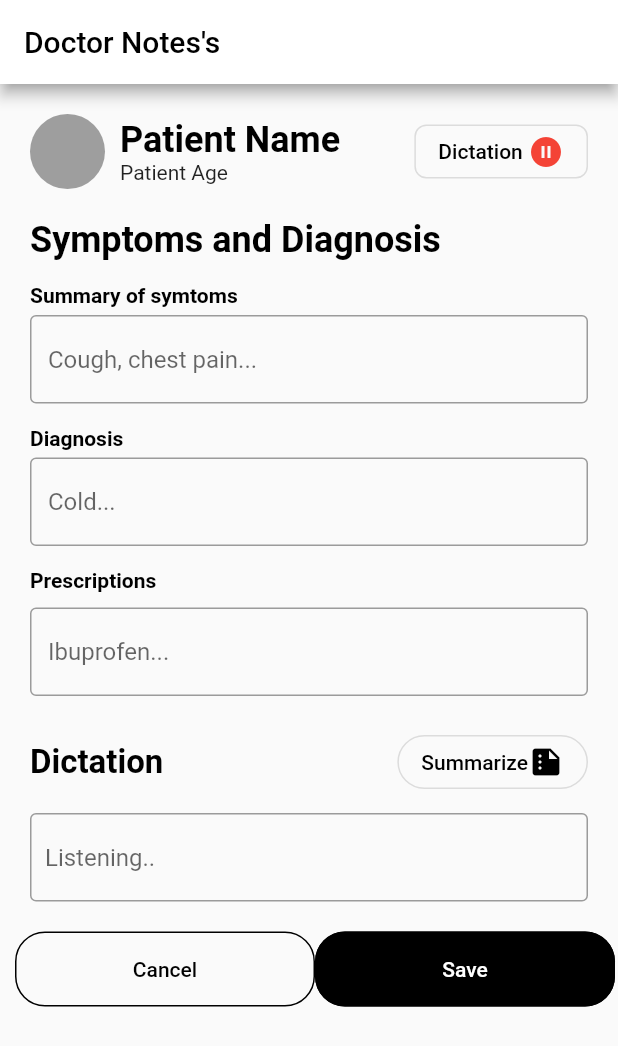
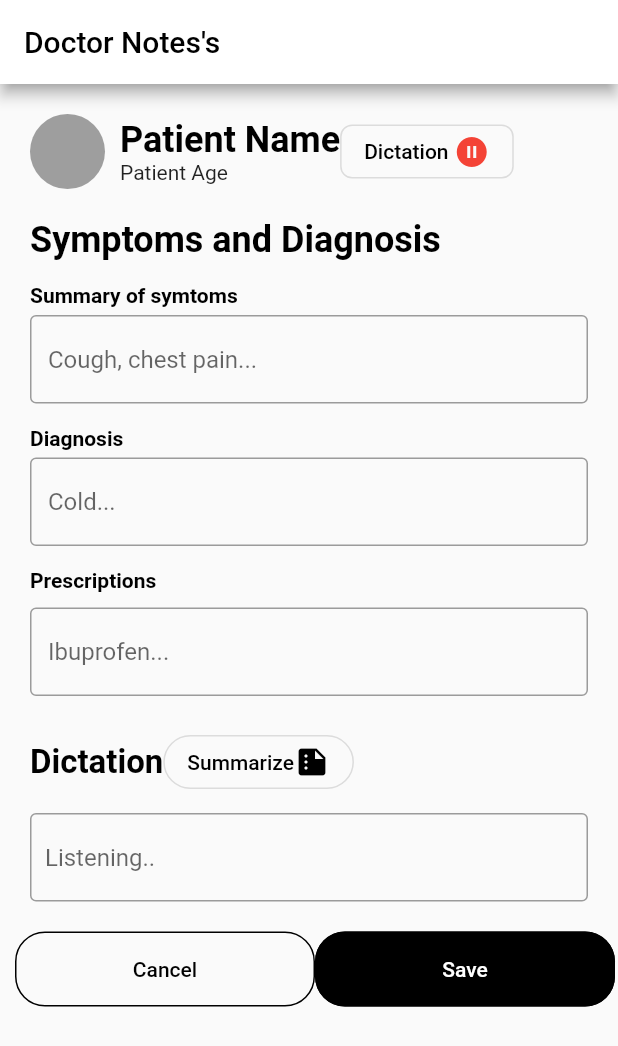
Before and after one commit to hthere21/demo1, a Flutter app: the screen it shows after launch, after a tap on "Dictation", on a phone screen of 412 x 824 dp. Shown: the top 1046 px of the screen. Run offline on Flutter 3.47's test engine with Material 2 defaults, Android fonts, the phone set to English and light mode, and no system bars; our stand-ins replace speech_to_text.

```diff
--- a/lib/main.dart
+++ b/lib/main.dart
@@ -104,8 +104,7 @@ class _MyHomePageState extends State<MyHomePage> {
                       Text("Patient Age"),
                     ],
                   ),
-                  Expanded(
-                    child: Align(
+                  Align(
                     alignment: Alignment.centerRight,
                     child: OutlinedButton(
                       onPressed: () {
@@ -153,7 +152,6 @@ class _MyHomePageState extends State<MyHomePage> {
                         ],
                       ),
                     ),
-                    ),
                   )
                 ],
               ),
@@ -186,13 +184,11 @@ class _MyHomePageState extends State<MyHomePage> {
                   ),
                   Padding(
                     padding: EdgeInsets.symmetric(horizontal: 20, vertical: 5),
-                    child: Expanded(
                     child: TextField(
                       maxLines: null,
                       decoration: InputDecoration(
                         border: OutlineInputBorder(),
                         hintText: 'Cough, chest pain...',
-                        ),
                       ),
                     ),
                   ),
@@ -209,13 +205,11 @@ class _MyHomePageState extends State<MyHomePage> {
                   ),
                   const Padding(
                     padding: EdgeInsets.symmetric(horizontal: 20, vertical: 5),
-                    child: Expanded(
                     child: TextField(
                       maxLines: null,
                       decoration: InputDecoration(
                         border: OutlineInputBorder(),
                         hintText: 'Cold...',
-                        ),
                       ),
                     ),
                   ),
@@ -232,13 +226,11 @@ class _MyHomePageState extends State<MyHomePage> {
                   ),
                   const Padding(
                     padding: EdgeInsets.symmetric(horizontal: 20, vertical: 10),
-                    child: Expanded(
                     child: TextField(
                       maxLines: null,
                       decoration: InputDecoration(
                         border: OutlineInputBorder(),
                         hintText: 'Ibuprofen...',
-                        ),
                       ),
                     ),
                   ),
@@ -261,8 +253,7 @@ class _MyHomePageState extends State<MyHomePage> {
                             fontSize: 22,
                           ),
                         ),
-                        Expanded(
-                          child: Align(
+                        Align(
                           alignment: Alignment.centerRight,
                           child: OutlinedButton(
                             onPressed: () {
@@ -270,12 +261,6 @@ class _MyHomePageState extends State<MyHomePage> {
                                 _textEditingController.text = '';
                                 _speechToText.stop();
                               });
-
-                                // if (isListening) {
-                                //   _startListening();
-                                // } else {
-                                //   _speechToText.stop();
-                                // }
                             },
                             style: OutlinedButton.styleFrom(
                               shape: RoundedRectangleBorder(
@@ -298,7 +283,6 @@ class _MyHomePageState extends State<MyHomePage> {
                                   color: Colors.black,
                                 ),
                               ],
-                              ),
                             ),
                           ),
                         )
```
Lines whose indentation alone changed are shown as unchanged.
